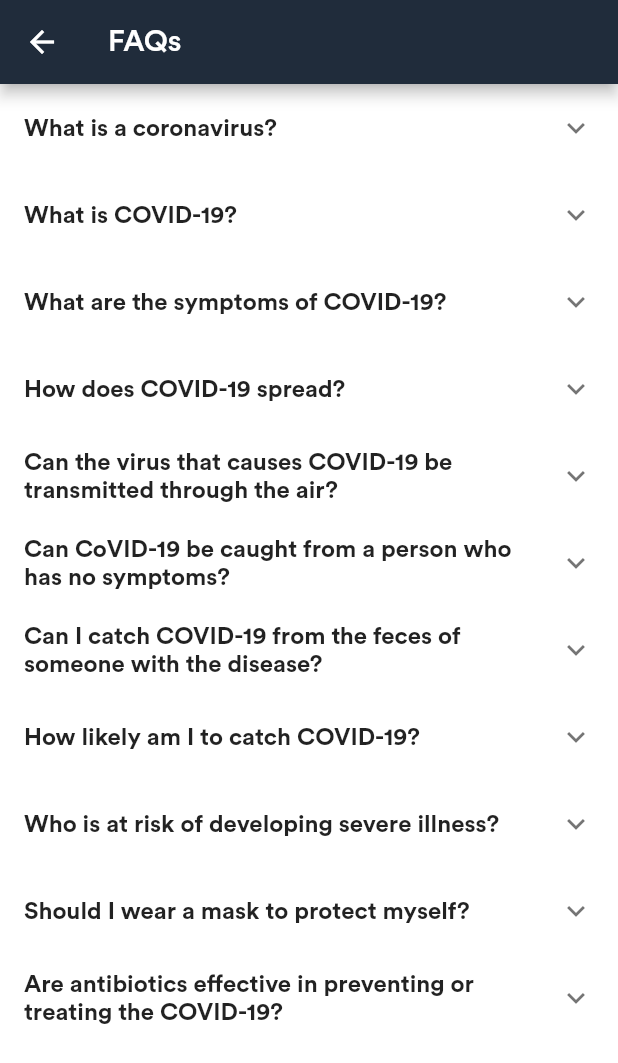
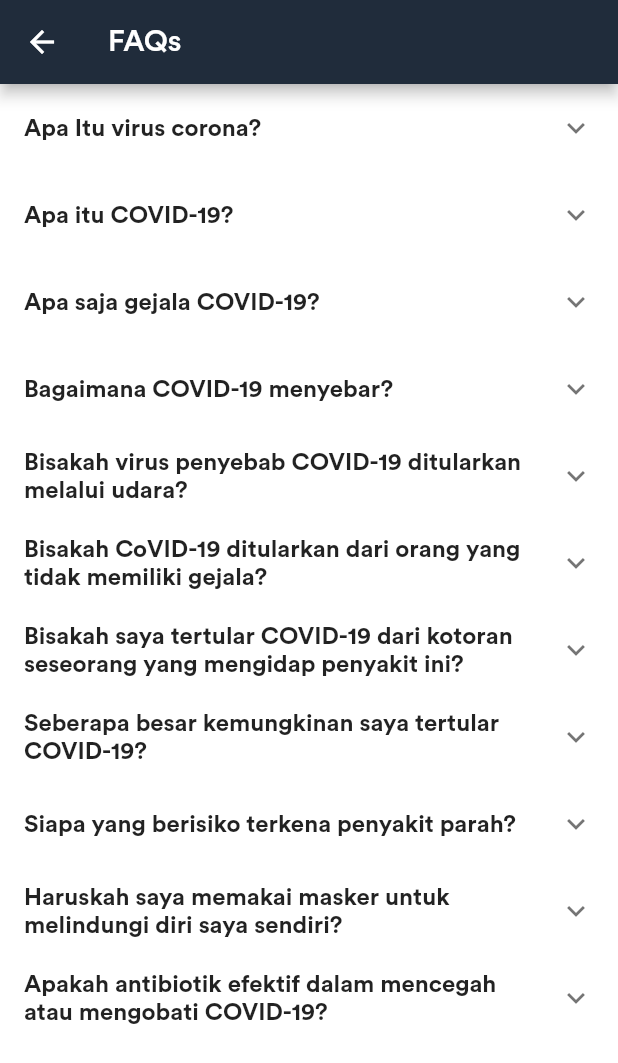
Before and after one commit to mkealvin/TrackedCovidApp, a Flutter app: the FAQPage screen opened directly, on a phone screen of 412 x 824 dp. Shown: the top 1063 px of the screen. Run offline on Flutter 3.47's test engine with Material 2 defaults, Android fonts, the phone set to English and light mode, and no system bars; our stand-ins replace dynamic_theme; network calls fail.

Commit message:
commit data source

```diff
--- a/lib/datasorce.dart
+++ b/lib/datasorce.dart
@@ -3,67 +3,67 @@ import 'package:flutter/material.dart';
 Color primaryBlack = Color(0xff202c3b);
 
 class DataSource {
-  static String quote =
-      "Nothing in life is to be feared, it is only to be understood. Now is the time to understand more, so that we may fear less.";
+  static String quote = "Kita Perlu Melawan Virus ini";
 
   static List questionAnswers = [
     {
-      "question": "What is a coronavirus?",
+      "question": "Apa Itu virus corona?",
       "answer":
-          "Coronaviruses are a large family of viruses which may cause illness in animals or humans.  In humans, several coronaviruses are known to cause respiratory infections ranging from the common cold to more severe diseases such as Middle East Respiratory Syndrome (MERS) and Severe Acute Respiratory Syndrome (SARS). The most recently discovered coronavirus causes coronavirus disease COVID-19."
+          "Coronavirus adalah keluarga besar virus yang dapat menyebabkan penyakit pada hewan atau manusia. Pada manusia, beberapa virus corona diketahui menyebabkan infeksi pernapasan mulai dari flu biasa hingga penyakit yang lebih parah seperti Middle East Respiratory Syndrome (MERS) dan Severe Acute Respiratory Syndrome (SARS). Coronavirus yang paling baru ditemukan menyebabkan penyakit coronavirus COVID-19."
     },
     {
-      "question": "What is COVID-19?",
+      "question": "Apa itu COVID-19?",
       "answer":
-          "COVID-19 is the infectious disease caused by the most recently discovered coronavirus. This new virus and disease were unknown before the outbreak began in Wuhan, China, in December 2019."
+          "COVID-19 adalah penyakit menular yang disebabkan oleh coronavirus yang paling baru ditemukan. Virus dan penyakit baru ini tidak diketahui sebelum merebaknya wabah di Wuhan, China, pada Desember 2019."
     },
     {
-      "question": "What are the symptoms of COVID-19?",
+      "question": "Apa saja gejala COVID-19?",
       "answer":
-          "The most common symptoms of COVID-19 are fever, tiredness, and dry cough. Some patients may have aches and pains, nasal congestion, runny nose, sore throat or diarrhea. These symptoms are usually mild and begin gradually. Some people become infected but don’t develop any symptoms and don't feel unwell. Most people (about 80%) recover from the disease without needing special treatment. Around 1 out of every 6 people who gets COVID-19 becomes seriously ill and develops difficulty breathing. Older people, and those with underlying medical problems like high blood pressure, heart problems or diabetes, are more likely to develop serious illness. People with fever, cough and difficulty breathing should seek medical attention."
+          "Gejala COVID-19 yang paling umum adalah demam, kelelahan, dan batuk kering. Beberapa pasien mungkin mengalami sakit dan nyeri, hidung tersumbat, pilek, sakit tenggorokan atau diare. Gejala-gejala ini biasanya ringan dan dimulai secara bertahap. Beberapa orang terinfeksi tetapi tidak menunjukkan gejala apa pun dan tidak merasa tidak enak badan. Kebanyakan orang (sekitar 80%) sembuh dari penyakit tanpa memerlukan perawatan khusus. Sekitar 1 dari setiap 6 orang yang terkena COVID-19 menjadi sakit parah dan mengalami kesulitan bernapas. Orang yang lebih tua, dan mereka yang memiliki masalah medis mendasar seperti tekanan darah tinggi, masalah jantung atau diabetes, lebih mungkin mengembangkan penyakit serius. Orang dengan demam, batuk dan kesulitan bernapas harus mencari perhatian medis."
     },
     {
-      "question": "How does COVID-19 spread?",
+      "question": "Bagaimana COVID-19 menyebar?",
       "answer":
-          "People can catch COVID-19 from others who have the virus. The disease can spread from person to person through small droplets from the nose or mouth which are spread when a person with COVID-19 coughs or exhales. These droplets land on objects and surfaces around the person. Other people then catch COVID-19 by touching these objects or surfaces, then touching their eyes, nose or mouth. People can also catch COVID-19 if they breathe in droplets from a person with COVID-19 who coughs out or exhales droplets. This is why it is important to stay more than 1 meter (3 feet) away from a person who is sick. \nWHO is assessing ongoing research on the ways COVID-19 is spread and will continue to share updated findings."
+          "Orang dapat tertular COVID-19 dari orang lain yang memiliki virus. Penyakit ini dapat menyebar dari orang ke orang melalui tetesan kecil dari hidung atau mulut yang menyebar ketika seseorang dengan COVID-19 batuk atau menghembuskan napas. Tetesan ini mendarat di benda dan permukaan di sekitar orang tersebut. Orang lain kemudian tertular COVID-19 dengan menyentuh benda atau permukaan tersebut, lalu menyentuh mata, hidung, atau mulut mereka. Orang juga dapat tertular COVID-19 jika mereka menghirup tetesan dari seseorang dengan COVID-19 yang batuk atau menghembuskan tetesan. Inilah sebabnya mengapa penting untuk menjaga jarak lebih dari 1 meter (3 kaki) dari orang yang sakit. \nWHO sedang menilai penelitian yang sedang berlangsung tentang cara COVID-19 menyebar dan akan terus membagikan temuan terbaru."
+    },
+    {
+      "question": "Bisakah virus penyebab COVID-19 ditularkan melalui udara?",
+      "answer":
+          "Studi hingga saat ini menunjukkan bahwa virus yang menyebabkan COVID-19 terutama ditularkan melalui kontak dengan tetesan pernapasan daripada melalui udara"
     },
     {
       "question":
-          "Can the virus that causes COVID-19 be transmitted through the air?",
+          "Bisakah CoVID-19 ditularkan dari orang yang tidak memiliki gejala?",
       "answer":
-          "Studies to date suggest that the virus that causes COVID-19 is mainly transmitted through contact with respiratory droplets rather than through the air"
-    },
-    {
-      "question": "Can CoVID-19 be caught from a person who has no symptoms?",
-      "answer":
-          "The main way the disease spreads is through respiratory droplets expelled by someone who is coughing. The risk of catching COVID-19 from someone with no symptoms at all is very low. However, many people with COVID-19 experience only mild symptoms. This is particularly true at the early stages of the disease. It is therefore possible to catch COVID-19 from someone who has, for example, just a mild cough and does not feel ill.  WHO is assessing ongoing research on the period of transmission of COVID-19 and will continue to share updated findings.    "
+          "Cara utama penyebaran penyakit ini adalah melalui tetesan pernapasan yang dikeluarkan oleh seseorang yang sedang batuk. Risiko tertular COVID-19 dari seseorang tanpa gejala sama sekali sangat rendah. Namun, banyak orang dengan COVID-19 hanya mengalami gejala ringan. Ini terutama benar pada tahap awal penyakit. Oleh karena itu, dimungkinkan untuk tertular COVID-19 dari seseorang yang, misalnya, hanya batuk ringan dan tidak merasa sakit. WHO sedang menilai penelitian yang sedang berlangsung tentang periode penularan COVID-19 dan akan terus membagikan temuan terbaru."
     },
     {
       "question":
-          "Can I catch COVID-19 from the feces of someone with the disease?",
+          "Bisakah saya tertular COVID-19 dari kotoran seseorang yang mengidap penyakit ini?",
       "answer":
-          "The risk of catching COVID-19 from the feces of an infected person appears to be low. While initial investigations suggest the virus may be present in feces in some cases, spread through this route is not a main feature of the outbreak. WHO is assessing ongoing research on the ways COVID-19 is spread and will continue to share new findings. Because this is a risk, however, it is another reason to clean hands regularly, after using the bathroom and before eating."
+          "Risiko tertular COVID-19 dari kotoran orang yang terinfeksi tampaknya rendah. Sementara penyelidikan awal menunjukkan virus mungkin ada dalam tinja dalam beberapa kasus, penyebaran melalui rute ini bukanlah ciri utama wabah. WHO sedang menilai penelitian yang sedang berlangsung tentang cara COVID-19 menyebar dan akan terus membagikan temuan baru. Karena ini berisiko, bagaimanapun, itu adalah alasan lain untuk membersihkan tangan secara teratur, setelah menggunakan kamar mandi dan sebelum makan."
     },
     {
-      "question": "How likely am I to catch COVID-19?",
+      "question": "Seberapa besar kemungkinan saya tertular COVID-19?",
       "answer":
-          "The risk depends on where you  are - and more specifically, whether there is a COVID-19 outbreak unfolding there.\nFor most people in most locations the risk of catching COVID-19 is still low. However, there are now places around the world (cities or areas) where the disease is spreading. For people living in, or visiting, these areas the risk of catching COVID-19 is higher. Governments and health authorities are taking vigorous action every time a new case of COVID-19 is identified. Be sure to comply with any local restrictions on travel, movement or large gatherings. Cooperating with disease control efforts will reduce your risk of catching or spreading COVID-19.\nCOVID-19 outbreaks can be contained and transmission stopped, as has been shown in China and some other countries. Unfortunately, new outbreaks can emerge rapidly. It’s important to be aware of the situation where you are or intend to go. WHO publishes daily updates on the COVID-19 situation worldwide."
+          "Risikonya tergantung di mana Anda berada - dan lebih khusus lagi, apakah ada wabah COVID-19 yang sedang berlangsung di sana.\nBagi sebagian besar orang di sebagian besar lokasi, risiko tertular COVID-19 masih rendah. Namun, sekarang ada tempat di seluruh dunia (kota atau daerah) di mana penyakit ini menyebar. Bagi orang-orang yang tinggal di, atau berkunjung, daerah-daerah tersebut risiko tertular COVID-19 lebih tinggi. Pemerintah dan otoritas kesehatan mengambil tindakan tegas setiap kali kasus baru COVID-19 diidentifikasi. Pastikan untuk mematuhi pembatasan lokal tentang perjalanan, pergerakan, atau pertemuan besar. Bekerja sama dalam upaya pengendalian penyakit akan mengurangi risiko Anda terkena atau menyebarkan COVID-19.\nWabah COVID-19 dapat dibendung dan penularan dapat dihentikan, seperti yang telah ditunjukkan di China dan beberapa negara lain. Sayangnya, wabah baru dapat muncul dengan cepat. Penting untuk menyadari situasi di mana Anda berada atau berniat untuk pergi. WHO menerbitkan pembaruan harian tentang situasi COVID-19 di seluruh dunia."
     },
     {
-      "question": "Who is at risk of developing severe illness?",
+      "question": "Siapa yang berisiko terkena penyakit parah?",
       "answer":
-          "While we are still learning about how COVID-2019 affects people, older persons and persons with pre-existing medical conditions (such as high blood pressure, heart disease, lung disease, cancer or diabetes)  appear to develop serious illness more often than others. "
-    },
-    {
-      "question": "Should I wear a mask to protect myself?",
-      "answer":
-          "Only wear a mask if you are ill with COVID-19 symptoms (especially coughing) or looking after someone who may have COVID-19. Disposable face mask can only be used once. If you are not ill or looking after someone who is ill then you are wasting a mask. There is a world-wide shortage of masks, so WHO urges people to use masks wisely.\nWHO advises rational use of medical masks to avoid unnecessary wastage of precious resources and mis-use of masks\nThe most effective ways to protect yourself and others against COVID-19 are to frequently clean your hands, cover your cough with the bend of elbow or tissue and maintain a distance of at least 1 meter (3 feet) from people who are coughing or sneezing"
+          "Sementara kita masih mempelajari bagaimana COVID-2019 mempengaruhi orang, orang tua dan orang dengan kondisi medis yang sudah ada sebelumnya (seperti tekanan darah tinggi, penyakit jantung, penyakit paru-paru, kanker atau diabetes) tampaknya lebih sering mengembangkan penyakit serius daripada yang lain."
     },
     {
       "question":
-          "Are antibiotics effective in preventing or treating the COVID-19?",
+          "Haruskah saya memakai masker untuk melindungi diri saya sendiri?",
       "answer":
-          "No. Antibiotics do not work against viruses, they only work on bacterial infections. COVID-19 is caused by a virus, so antibiotics do not work. Antibiotics should not be used as a means of prevention or treatment of COVID-19. They should only be used as directed by a physician to treat a bacterial infection. "
+          "Gunakan masker hanya jika Anda sakit dengan gejala COVID-19 (terutama batuk) atau merawat seseorang yang mungkin mengidap COVID-19. Masker wajah sekali pakai hanya dapat digunakan sekali. Jika Anda tidak sakit atau merawat seseorang yang sakit maka Anda membuang-buang masker. Ada kekurangan masker di seluruh dunia, jadi WHO mendesak orang untuk menggunakan masker dengan bijak.\nWHO menyarankan penggunaan masker medis secara rasional untuk menghindari pemborosan sumber daya yang berharga dan penyalahgunaan masker\nCara paling efektif untuk melindungi diri sendiri dan orang lain pencegahan COVID-19 adalah dengan sering membersihkan tangan, menutupi batuk dengan siku atau tisu dan menjaga jarak minimal 1 meter (3 kaki) dari orang yang batuk atau bersin."
+    },
+    {
+      "question":
+          "Apakah antibiotik efektif dalam mencegah atau mengobati COVID-19?",
+      "answer":
+          "Tidak. Antibiotik tidak bekerja melawan virus, mereka hanya bekerja pada infeksi bakteri. COVID-19 disebabkan oleh virus, jadi antibiotik tidak berfungsi. Antibiotik tidak boleh digunakan sebagai sarana pencegahan atau pengobatan COVID-19. Mereka hanya boleh digunakan seperti yang diarahkan oleh dokter untuk mengobati infeksi bakteri."
     }
   ];
 }
```
